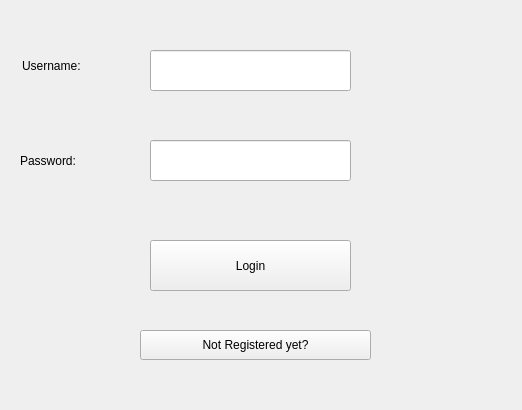
Above: CareSphere/caresphere.ui from MubtasimSajid/CareSphere before the change. Below: the same form after it.
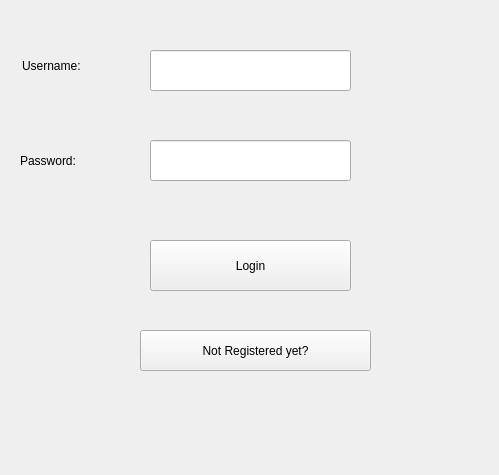
That is the form after the change.

```diff
--- a/CareSphere/caresphere.ui
+++ b/CareSphere/caresphere.ui
@@ -6,8 +6,8 @@
    <rect>
     <x>0</x>
     <y>0</y>
-    <width>522</width>
-    <height>410</height>
+    <width>499</width>
+    <height>475</height>
    </rect>
   </property>
   <property name="windowTitle">
@@ -82,7 +82,7 @@
       <x>140</x>
       <y>330</y>
       <width>231</width>
-      <height>30</height>
+      <height>41</height>
      </rect>
     </property>
     <property name="text">
```
